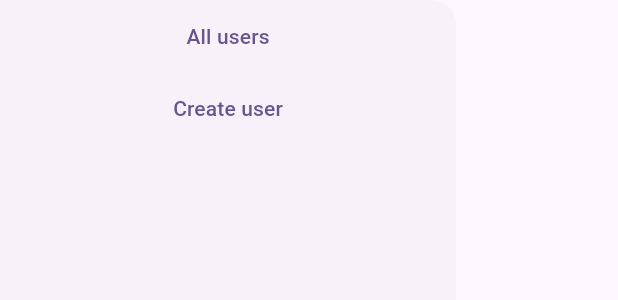
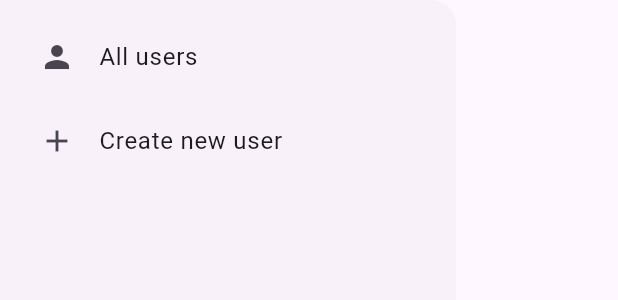
Before and after one commit to WizMe-M/Flutter-Firestore-and-Firestorage, a Flutter app: the SideBar widget shown alone on an empty page, opened directly, after a tap on "All users", on a phone screen of 412 x 824 dp. Shown: the top 300 px of the screen. Run offline on Flutter 3.47's test engine with Material 2 defaults, Android fonts, the phone set to English and light mode, and no system bars; our stand-ins replace auto_route, cloud_firestore, firebase_core, freezed_annotation; accounts and stored records are empty.

Commit message:
dynamic update and delete

```diff
--- a/lib/widget/screen/users/edit_user_page.dart
+++ b/lib/widget/screen/users/edit_user_page.dart
@@ -106,10 +106,5 @@ class _EditUserPageState extends State<EditUserPage> {
         print('Doc with ID ${widget.id} was updated');
       }
     });
-    var updatedDoc = await fs.collection('users').doc(widget.id).get();
-    var updated = User.fromJson(updatedDoc.data()!);
-    widget.user
-      ..email = updated.email
-      ..password = updated.password;
   }
 }
--- a/lib/widget/screen/users/users_page.dart
+++ b/lib/widget/screen/users/users_page.dart
@@ -1,4 +1,3 @@
-import 'package:auto_route/annotations.dart';
 import 'package:auto_route/auto_route.dart';
 import 'package:cloud_firestore/cloud_firestore.dart';
 import 'package:firestore_learning/model/user/user.dart';
@@ -15,28 +14,23 @@ class UsersPage extends StatefulWidget {
 
 class _UsersPageState extends State<UsersPage> {
   final fs = FirebaseFirestore.instance;
-  Map<String, User> users = {};
+
+  late CollectionReference<Map<String, dynamic>> userCollection;
+  List<QueryDocumentSnapshot<Map<String, dynamic>>> users = [];
+
+  _UsersPageState() {
+    userCollection = fs.collection('users');
+  }
 
   @override
   void initState() {
     super.initState();
-    fetchData();
+    initData();
   }
 
-  @override
-  void activate() {
-    super.activate();
-    fetchData();
-  }
-
-  Future fetchData() async {
-    var querySnapshot = await fs.collection('users').get();
-
-    setState(() {
-      users.clear();
-      for (var doc in querySnapshot.docs) {
-        users[doc.id] = User.fromJson(doc.data());
-      }
+  Future<void> initData() async {
+    userCollection.snapshots().listen((event) {
+      setState(() => users = event.docs);
     });
   }
 
@@ -44,11 +38,20 @@ class _UsersPageState extends State<UsersPage> {
   Widget build(BuildContext context) {
     return ListView.separated(
       itemBuilder: (context, index) {
-        var key = users.keys.elementAt(index);
-        var user = users[key];
-        return UserItem(
-          id: key,
-          user: user!,
+        var doc = users[index];
+        var id = doc.id;
+        var user = User.fromJson(doc.data());
+        return ListTile(
+          title: TextButton(
+            onPressed: () {
+              context.router.navigate(EditUserRoute(id: doc.id, user: user));
+            },
+            child: Text(user.email),
+          ),
+          trailing: IconButton(
+            onPressed: () => userCollection.doc(id).delete(),
+            icon: const Icon(Icons.delete),
+          ),
         );
       },
       separatorBuilder: (context, index) => const Divider(),
@@ -67,8 +70,10 @@ class UserItem extends StatelessWidget {
   Widget build(BuildContext context) {
     return SizedBox(
       width: double.infinity,
-      child: Padding(
-        padding: const EdgeInsets.symmetric(vertical: 10),
+      child: Row(
+        children: [
+          Padding(
+            padding: const EdgeInsets.symmetric(vertical: 10, horizontal: 20),
             child: TextButton(
               onPressed: () {
                 context.router.navigate(EditUserRoute(id: id, user: user));
@@ -76,6 +81,15 @@ class UserItem extends StatelessWidget {
               child: Text(user.email),
             ),
           ),
+          const Spacer(),
+          IconButton(
+            onPressed: () {
+              FirebaseFirestore.instance.collection('users').doc(id).delete();
+            },
+            icon: const Icon(Icons.delete),
+          ),
+        ],
+      ),
     );
   }
 }
--- a/lib/widget/side_bar.dart
+++ b/lib/widget/side_bar.dart
@@ -14,32 +14,31 @@ class _SideBarState extends State<SideBar> {
   Widget build(BuildContext context) {
     return Drawer(
       child: SafeArea(
-        child: Column(
-          mainAxisAlignment: MainAxisAlignment.start,
-          children: [
-            SizedBox(
-              width: double.infinity,
-              child: TextButton(
-                onPressed: () {
+        child: Padding(
+          padding: const EdgeInsets.all(10),
+          child: Column(
+            mainAxisAlignment: MainAxisAlignment.start,
+            children: [
+              ListTile(
+                leading: const Icon(Icons.person),
+                title: const Text('All users'),
+                onTap: () {
                   var router =
                       context.innerRouterOf<StackRouter>(UsersRoute.name)!;
                   router.replace(const AllUsersRoute());
                 },
-                child: const Text('All users'),
               ),
-            ),
-            SizedBox(
-              width: double.infinity,
-              child: TextButton(
-                onPressed: () {
+              ListTile(
+                leading: const Icon(Icons.add),
+                title: const Text('Create new user'),
+                onTap: () {
                   var router =
                       context.innerRouterOf<StackRouter>(UsersRoute.name)!;
                   router.replace(const CreateUserRoute());
                 },
-                child: const Text('Create user'),
               ),
-            ),
-          ],
+            ],
+          ),
         ),
       ),
     );
```
Lines whose indentation alone changed are shown as unchanged.
